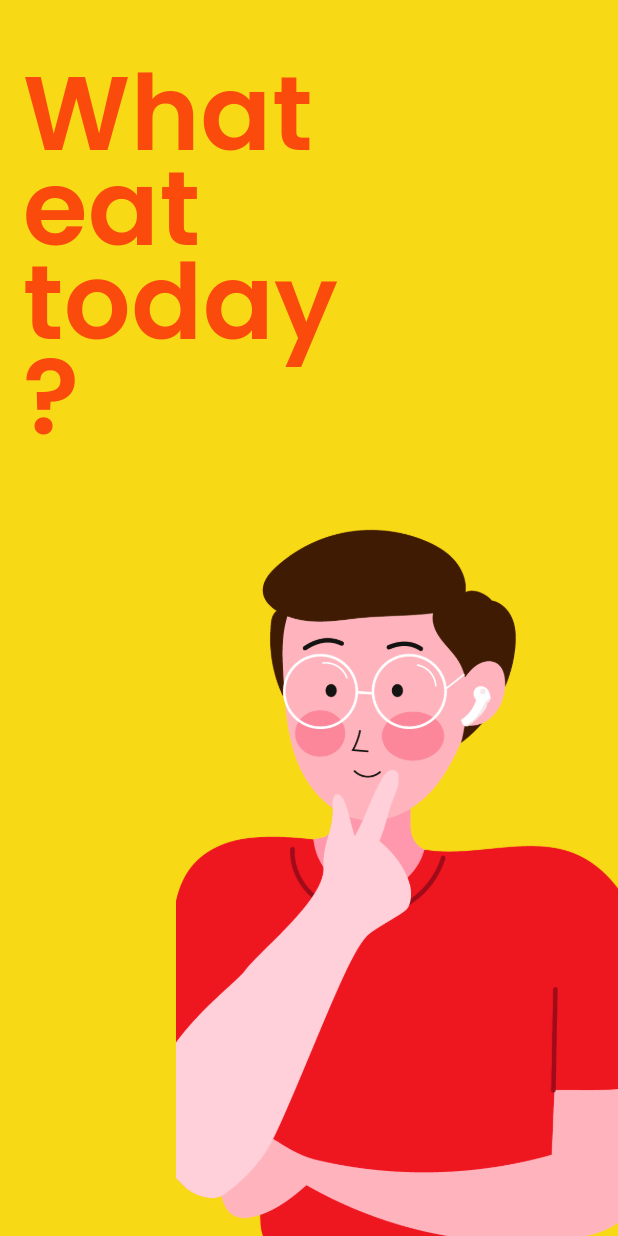
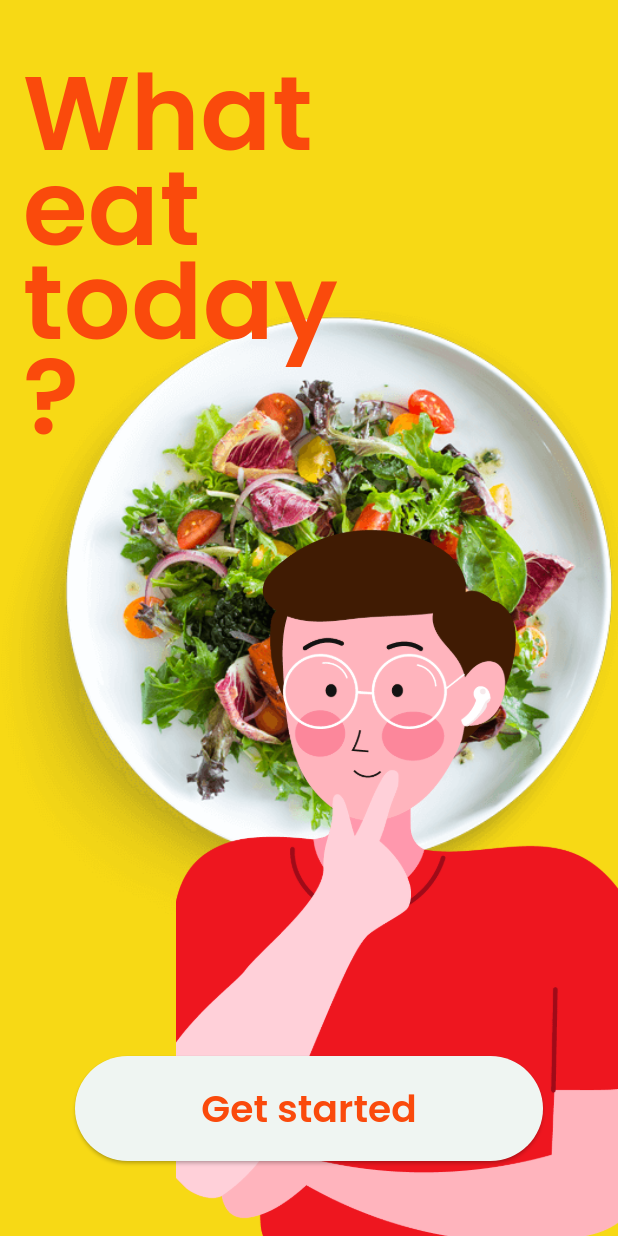
Before and after one commit to imgiahuy/foodbook_beta, a Flutter app: the screen it shows after launch, on a phone screen of 412 x 824 dp. Run offline on Flutter 3.47's test engine with Material 3 defaults, Android fonts, the light colour scheme and no system bars.

Commit message:
get_started_page in progress

```diff
--- a/lib/features/on_boarding/presentation/on_boarding_screen.dart
+++ b/lib/features/on_boarding/presentation/on_boarding_screen.dart
@@ -8,6 +8,7 @@ class OnBoardingScreen extends StatelessWidget {
     return MaterialApp(
       debugShowCheckedModeBanner: false,
       theme: ThemeData(
+        //colorScheme define later, with this get started we only use once
         colorScheme: ColorScheme.fromSeed(seedColor: Colors.teal),
         brightness: Brightness.light,
       ),
@@ -19,6 +20,15 @@ class OnBoardingScreen extends StatelessWidget {
           bottom: false,
           child: Stack(
             children: [
+              Positioned(
+                child: Center(
+                  child: Image.asset(
+                    'assets/images/food_plate.png',
+                    fit: BoxFit.cover,
+                    height: 420,
+                  ),
+                ),
+              ),
               Positioned(
                 top: 20,
                 left: 0,
@@ -43,17 +53,33 @@ class OnBoardingScreen extends StatelessWidget {
               Positioned(
                 right: -5,
                 bottom: -110,
-                child: Stack(
-                  children: [
-                    SizedBox(
-                      child: Image.asset(
-                        'assets/images/get_started_thinking_freebg.png',
-                        height: 700,
-                        width: 300,
-                        fit: BoxFit.cover,
+                child: SizedBox(
+                  child: Image.asset(
+                    'assets/images/get_started_thinking_freebg.png',
+                    height: 700,
+                    width: 300,
+                    fit: BoxFit.cover,
+                  ),
+                ),
+              ),
+              Positioned(
+                left: 50,
+                right: 50,
+                bottom: 50,
+                child: SizedBox(
+                  height: 70,
+                  child: ElevatedButton(
+                    onPressed: () {},
+                    child: Text(
+                      "Get started",
+                      style: TextStyle(
+                        fontFamily: "Poppins",
+                        fontSize: 25,
+                        fontWeight: FontWeight.w600,
+                        color: Color.fromARGB(255, 250, 74, 12),
                       ),
                     ),
-                  ],
+                  ),
                 ),
               ),
             ],
```
Also changed, not shown: assets/images/food_plate.png (added), assets/images/logo_egg_beta.png (added).
